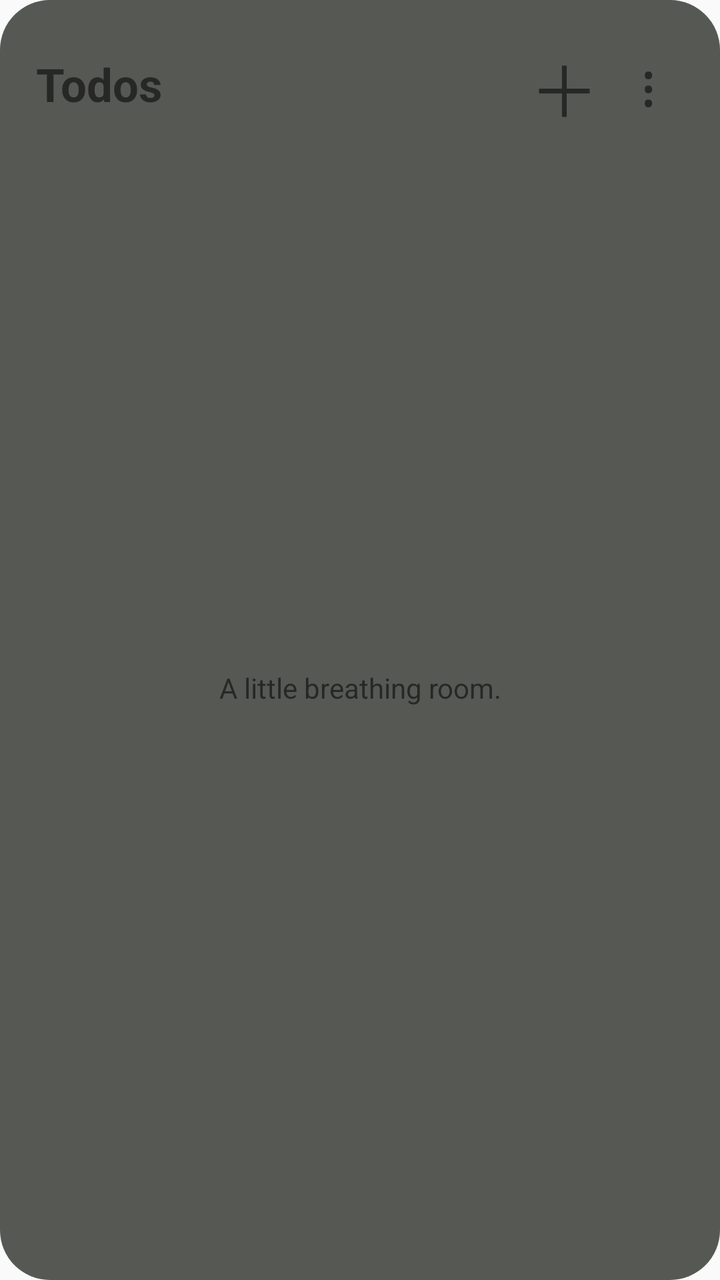
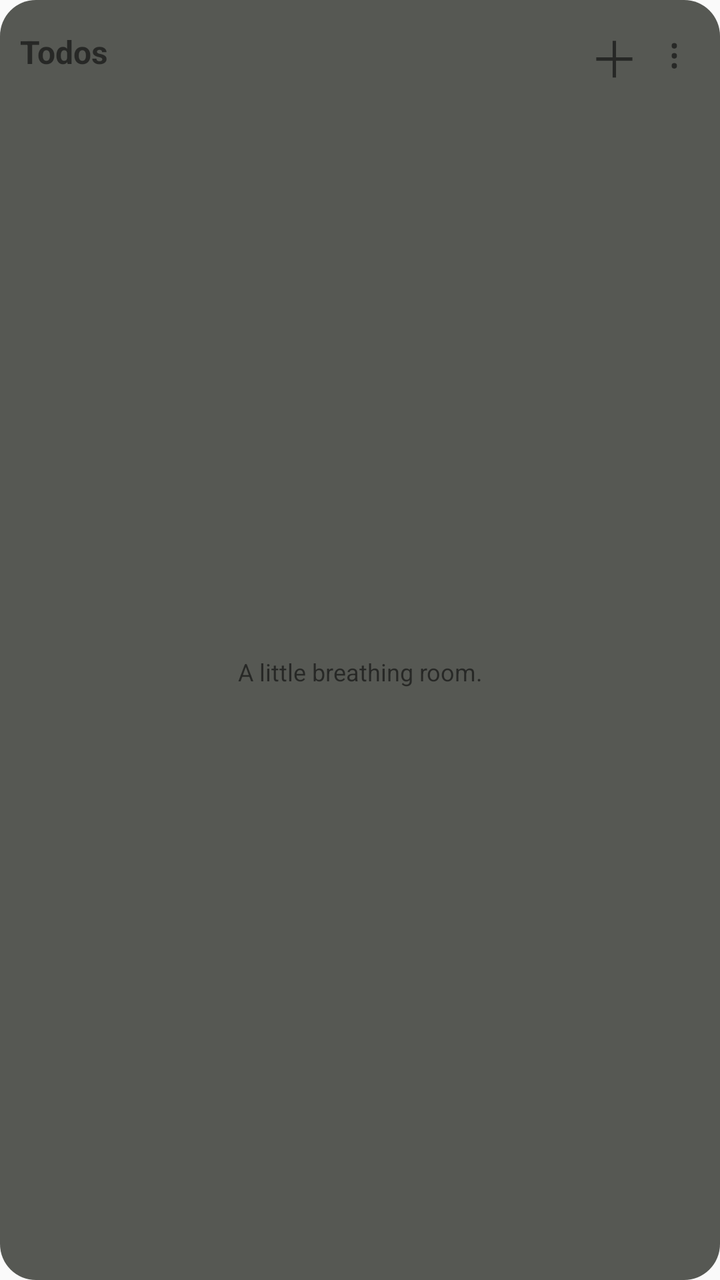

The first picture is an Android layout as it rendered before a commit; the second is the same layout after the commit. The layout source and the unified diff follow.
<!-- AndroidManifest.xml: application theme AppTheme -->
<!-- res/layout/widget_list.xml -->
<LinearLayout xmlns:android="http://schemas.android.com/apk/res/android" android:id="@+id/widget_root" android:layout_width="match_parent" android:layout_height="match_parent" android:orientation="vertical" android:padding="18dp" android:background="@drawable/widget_background"><LinearLayout android:layout_width="match_parent" android:layout_height="48dp" android:gravity="center_vertical"><TextView android:id="@+id/widget_title" android:layout_width="0dp" android:layout_height="match_parent" android:layout_weight="1" android:gravity="center_vertical" android:text="Todos" android:textSize="23sp" android:textStyle="bold" android:maxLines="1" android:ellipsize="end"/><TextView android:id="@+id/widget_add" android:layout_width="48dp" android:layout_height="48dp" android:gravity="center" android:text="＋" android:textSize="35sp" android:contentDescription="Add item"/><TextView android:id="@+id/widget_settings" android:layout_width="36dp" android:layout_height="48dp" android:gravity="center" android:text="⋮" android:textSize="29sp" android:contentDescription="Widget settings"/></LinearLayout><FrameLayout android:layout_width="match_parent" android:layout_height="0dp" android:layout_weight="1"><ListView android:id="@+id/widget_list" android:layout_width="match_parent" android:layout_height="match_parent" android:divider="@android:color/transparent" android:dividerHeight="3dp" android:scrollbars="none"/><TextView android:id="@+id/widget_empty" android:layout_width="match_parent" android:layout_height="match_parent" android:gravity="center" android:textSize="14sp" android:text="A little breathing room."/></FrameLayout><TextView android:id="@+id/widget_undo" android:layout_width="match_parent" android:layout_height="40dp" android:gravity="center_vertical|end" android:text="Completed · Undo" android:textStyle="bold" android:textSize="13sp" android:visibility="gone"/></LinearLayout>
<!-- resources referenced by this layout -->
<resources>
  <!-- drawable widget_background (drawable) -->
  <shape xmlns:android="http://schemas.android.com/apk/res/android"><solid android:color="#C92A2D27"/><corners android:radius="25dp"/></shape>
  <style name="AppTheme" parent="Theme.AppCompat.DayNight.NoActionBar">
          
          <item name="android:editTextBackground">@drawable/rn_edit_text_material</item>
      </style>
  <!-- drawable rn_edit_text_material (drawable) -->
  <?xml version="1.0" encoding="utf-8"?>
  <inset xmlns:android="http://schemas.android.com/apk/res/android"
         android:insetLeft="@dimen/abc_edit_text_inset_horizontal_material"
         android:insetRight="@dimen/abc_edit_text_inset_horizontal_material"
         android:insetTop="@dimen/abc_edit_text_inset_top_material"
         android:insetBottom="@dimen/abc_edit_text_inset_bottom_material"
         >
  
      <selector>
          
          <item android:state_enabled="false" android:drawable="@drawable/abc_textfield_default_mtrl_alpha"/>
          <item android:drawable="@drawable/abc_textfield_activated_mtrl_alpha"/>
      </selector>
  
  </inset>
</resources>

<!-- the commit's change to res/layout/widget_list.xml (unified diff, before → after) -->
@@ -1 +1,12 @@
-<LinearLayout xmlns:android="http://schemas.android.com/apk/res/android" android:id="@+id/widget_root" android:layout_width="match_parent" android:layout_height="match_parent" android:orientation="vertical" android:padding="18dp" android:background="@drawable/widget_background"><LinearLayout android:layout_width="match_parent" android:layout_height="48dp" android:gravity="center_vertical"><TextView android:id="@+id/widget_title" android:layout_width="0dp" android:layout_height="match_parent" android:layout_weight="1" android:gravity="center_vertical" android:text="Todos" android:textSize="23sp" android:textStyle="bold" android:maxLines="1" android:ellipsize="end"/><TextView android:id="@+id/widget_add" android:layout_width="48dp" android:layout_height="48dp" android:gravity="center" android:text="＋" android:textSize="35sp" android:contentDescription="Add item"/><TextView android:id="@+id/widget_settings" android:layout_width="36dp" android:layout_height="48dp" android:gravity="center" android:text="⋮" android:textSize="29sp" android:contentDescription="Widget settings"/></LinearLayout><FrameLayout android:layout_width="match_parent" android:layout_height="0dp" android:layout_weight="1"><ListView android:id="@+id/widget_list" android:layout_width="match_parent" android:layout_height="match_parent" android:divider="@android:color/transparent" android:dividerHeight="3dp" android:scrollbars="none"/><TextView android:id="@+id/widget_empty" android:layout_width="match_parent" android:layout_height="match_parent" android:gravity="center" android:textSize="14sp" android:text="A little breathing room."/></FrameLayout><TextView android:id="@+id/widget_undo" android:layout_width="match_parent" android:layout_height="40dp" android:gravity="center_vertical|end" android:text="Completed · Undo" android:textStyle="bold" android:textSize="13sp" android:visibility="gone"/></LinearLayout>
+<LinearLayout xmlns:android="http://schemas.android.com/apk/res/android" android:id="@+id/widget_root" android:layout_width="match_parent" android:layout_height="match_parent" android:orientation="vertical" android:padding="10dp" android:background="@drawable/widget_background">
+    <LinearLayout android:layout_width="match_parent" android:layout_height="32dp" android:gravity="center_vertical">
+        <TextView android:id="@+id/widget_title" android:layout_width="0dp" android:layout_height="match_parent" android:layout_weight="1" android:gravity="center_vertical" android:text="Todos" android:textSize="16sp" android:textStyle="bold" android:maxLines="1" android:ellipsize="end"/>
+        <TextView android:id="@+id/widget_add" android:layout_width="34dp" android:layout_height="32dp" android:gravity="center" android:text="＋" android:textSize="25sp" android:contentDescription="Add item"/>
+        <TextView android:id="@+id/widget_settings" android:layout_width="26dp" android:layout_height="32dp" android:gravity="center" android:text="⋮" android:textSize="21sp" android:contentDescription="Widget settings"/>
+    </LinearLayout>
+    <FrameLayout android:layout_width="match_parent" android:layout_height="0dp" android:layout_weight="1">
+        <ListView android:id="@+id/widget_list" android:layout_width="match_parent" android:layout_height="match_parent" android:divider="@android:color/transparent" android:dividerHeight="0dp" android:scrollbars="none"/>
+        <TextView android:id="@+id/widget_empty" android:layout_width="match_parent" android:layout_height="match_parent" android:gravity="center" android:textSize="12sp" android:text="A little breathing room."/>
+    </FrameLayout>
+    <TextView android:id="@+id/widget_undo" android:layout_width="match_parent" android:layout_height="26dp" android:gravity="center_vertical|end" android:text="Completed · Undo" android:textSize="11sp" android:visibility="gone"/>
+</LinearLayout>
<!-- resource entries referenced after the edit -->
@@ -1,7 +1,7 @@
 <!-- resources referenced by this layout -->
 <resources>
   <!-- drawable widget_background (drawable) -->
-  <shape xmlns:android="http://schemas.android.com/apk/res/android"><solid android:color="#C92A2D27"/><corners android:radius="25dp"/></shape>
+  <shape xmlns:android="http://schemas.android.com/apk/res/android"><solid android:color="#C92A2D27"/><corners android:radius="18dp"/></shape>
   <style name="AppTheme" parent="Theme.AppCompat.DayNight.NoActionBar">
           
           <item name="android:editTextBackground">@drawable/rn_edit_text_material</item>
